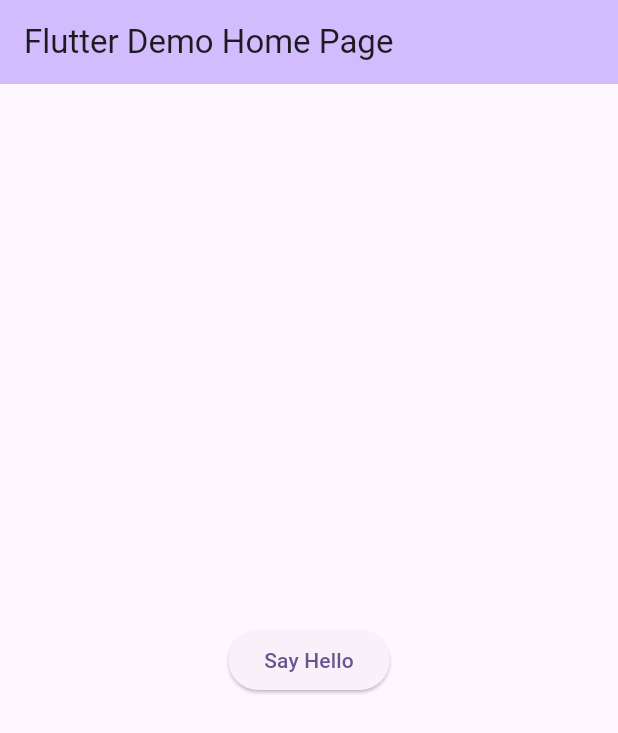
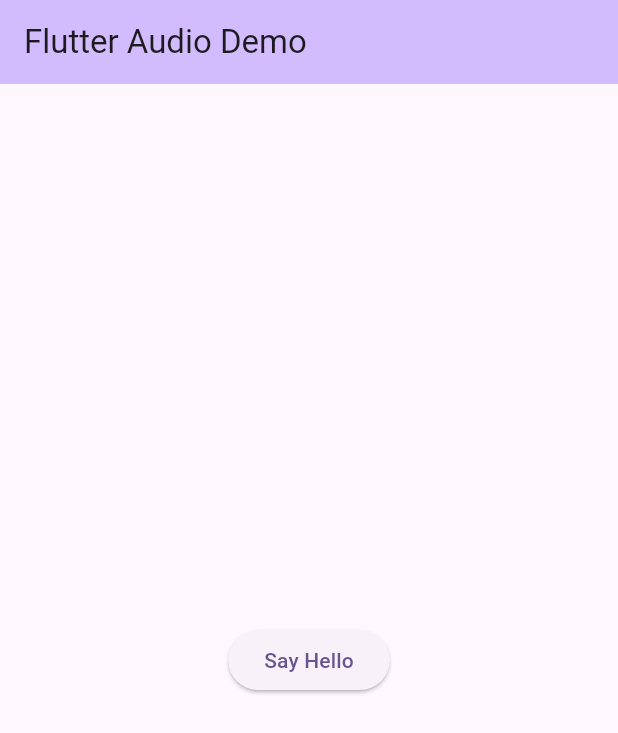
Before and after one commit to Chun-Cheng/flutter-audio-demo, a Flutter app: the screen it shows after launch, on a phone screen of 412 x 824 dp. Shown: the top 733 px of the screen. Run offline on Flutter 3.47's test engine with Material 3 defaults, Android fonts, the phone set to English and light mode, and no system bars; our stand-ins replace flutter_tts.

Commit message:
UI: change title

```diff
--- a/lib/main.dart
+++ b/lib/main.dart
@@ -12,12 +12,12 @@ class MyApp extends StatelessWidget {
   @override
   Widget build(BuildContext context) {
     return MaterialApp(
-      title: 'Flutter Demo',
+      title: 'Flutter Audio Demo',
       theme: ThemeData(
         colorScheme: ColorScheme.fromSeed(seedColor: Colors.deepPurple),
         useMaterial3: true,
       ),
-      home: const MyHomePage(title: 'Flutter Demo Home Page'),
+      home: const MyHomePage(title: 'Flutter Audio Demo'),
     );
   }
 }
--- a/pubspec.yaml
+++ b/pubspec.yaml
@@ -1,5 +1,5 @@
-name: myapp
-description: "A new Flutter project."
+name: audio_demo
+description: "A Flutter project to say hello."
 # The following line prevents the package from being accidentally published to
 # pub.dev using `flutter pub publish`. This is preferred for private packages.
 publish_to: 'none' # Remove this line if you wish to publish to pub.dev
```
